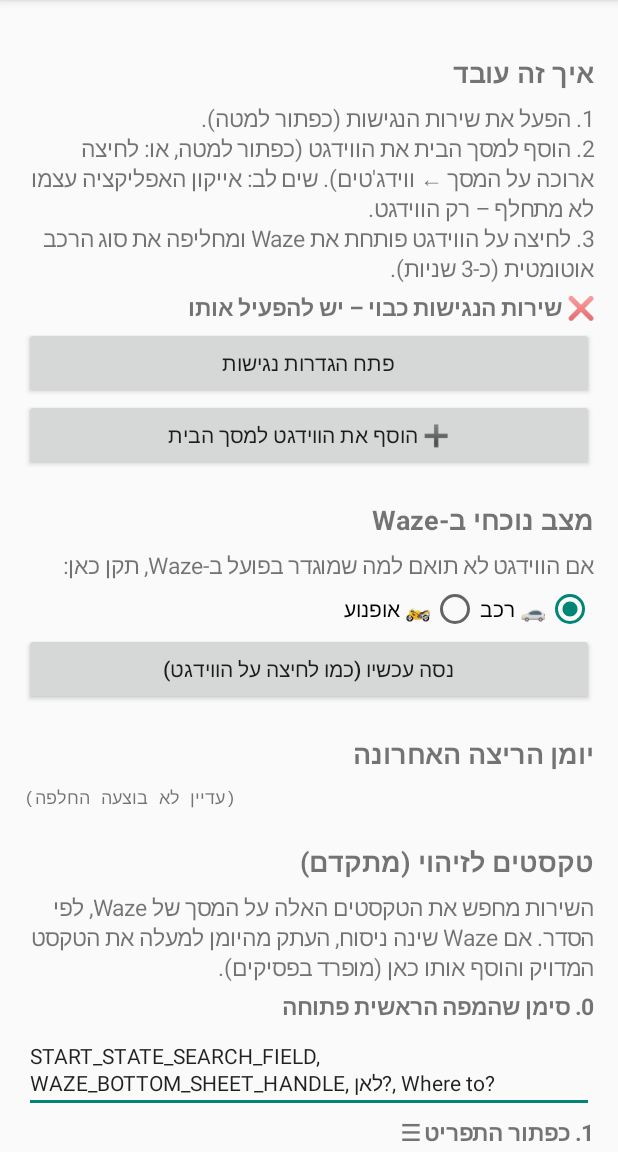
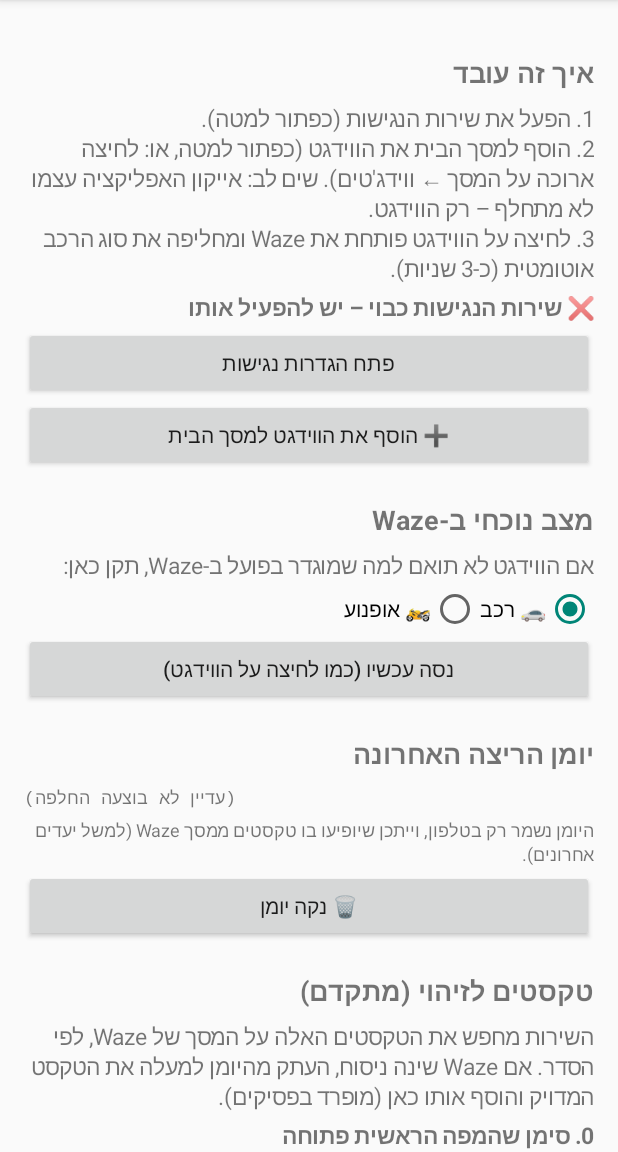
Before and after one commit to saarnetzer/Android-waze-widget-, an Android app: the screen it shows after launch (MainActivity), on a phone screen of 412 x 824 dp, the part 84-1236 px from its top. Run offline under Robolectric (Android 15) with nearby library versions, the phone set to English and light mode, and no system bars.

Commit message:
Security hardening from an end-to-end review
App:
- Never read another app's screen: the 'gave up returning to map' log line
  read rootInActiveWindow without checking it was Waze.
- Only dispatch tap gestures while Waze is in front, so a fallback tap can't
  land on another app if focus changed.
- Drop flagRetrieveInteractiveWindows (unused).
- Disable backup / device transfer of prefs: the run log can contain text
  from Waze's screen such as recent destinations. Add a 'clear log' button.
- Fix lint ResourceType errors (hard-coded view ids).

CI:
- checkout with persist-credentials: false.
- Delete the decoded keystore right after the build, so later steps
  (including third-party actions) can't read it.

Docs: publish the signing certificate's SHA-256 fingerprint.

Co-Authored-By: Claude Opus 5.5 <noreply@anthropic.com>
Claude-Session: https://claude.ai/code/session_01K3Wq3F5BXYMfWHSxYfJDY7

```diff
--- a/app/src/main/AndroidManifest.xml
+++ b/app/src/main/AndroidManifest.xml
@@ -7,7 +7,9 @@
     </queries>
 
     <application
-        android:allowBackup="true"
+        android:allowBackup="false"
+        android:dataExtractionRules="@xml/data_extraction_rules"
+        android:fullBackupContent="false"
         android:icon="@mipmap/ic_launcher"
         android:label="@string/app_name"
         android:supportsRtl="true"
--- a/app/src/main/java/com/wazetoggle/MainActivity.kt
+++ b/app/src/main/java/com/wazetoggle/MainActivity.kt
@@ -23,6 +23,8 @@ class MainActivity : Activity() {
     private lateinit var modeGroup: RadioGroup
     private lateinit var logView: TextView
     private val labelFields = mutableMapOf<Step, EditText>()
+    private val carId = View.generateViewId()
+    private val motoId = View.generateViewId()
 
     override fun onCreate(savedInstanceState: Bundle?) {
         super.onCreate(savedInstanceState)
@@ -56,10 +58,10 @@ class MainActivity : Activity() {
         col.addView(text("אם הווידגט לא תואם למה שמוגדר בפועל ב-Waze, תקן כאן:"))
         modeGroup = RadioGroup(this).apply {
             orientation = RadioGroup.HORIZONTAL
-            addView(RadioButton(context).apply { id = 1; text = "🚗 רכב" })
-            addView(RadioButton(context).apply { id = 2; text = "🏍️ אופנוע" })
+            addView(RadioButton(context).apply { id = carId; text = "🚗 רכב" })
+            addView(RadioButton(context).apply { id = motoId; text = "🏍️ אופנוע" })
             setOnCheckedChangeListener { _, id ->
-                prefs.mode = if (id == 2) Mode.MOTO else Mode.CAR
+                prefs.mode = if (id == motoId) Mode.MOTO else Mode.CAR
                 VehicleWidgetProvider.updateAll(this@MainActivity)
             }
         }
@@ -69,6 +71,11 @@ class MainActivity : Activity() {
         col.addView(header("יומן הריצה האחרונה"))
         logView = text("").apply { textSize = 12f; typeface = Typeface.MONOSPACE; textDirection = View.TEXT_DIRECTION_LTR }
         col.addView(logView)
+        col.addView(text("היומן נשמר רק בטלפון, וייתכן שיופיעו בו טקסטים ממסך Waze (למשל יעדים אחרונים).").apply { textSize = 12f })
+        col.addView(button("🗑️ נקה יומן") {
+            prefs.lastLog = ""
+            logView.text = "(היומן נוקה)"
+        })
 
         col.addView(header("טקסטים לזיהוי (מתקדם)"))
         col.addView(text(
@@ -97,7 +104,7 @@ class MainActivity : Activity() {
         super.onResume()
         val on = WazeAccessibilityService.instance != null
         status.text = if (on) "✅ שירות הנגישות פעיל" else "❌ שירות הנגישות כבוי – יש להפעיל אותו"
-        modeGroup.check(if (prefs.mode == Mode.MOTO) 2 else 1)
+        modeGroup.check(if (prefs.mode == Mode.MOTO) motoId else carId)
         logView.text = prefs.lastLog.ifBlank { "(עדיין לא בוצעה החלפה)" }
         VehicleWidgetProvider.updateAll(this)
     }
--- a/app/src/main/res/xml/accessibility_config.xml
+++ b/app/src/main/res/xml/accessibility_config.xml
@@ -2,7 +2,7 @@
 <accessibility-service xmlns:android="http://schemas.android.com/apk/res/android"
     android:accessibilityEventTypes="typeWindowStateChanged|typeWindowContentChanged"
     android:accessibilityFeedbackType="feedbackGeneric"
-    android:accessibilityFlags="flagReportViewIds|flagRetrieveInteractiveWindows|flagIncludeNotImportantViews"
+    android:accessibilityFlags="flagReportViewIds|flagIncludeNotImportantViews"
     android:canPerformGestures="true"
     android:canRetrieveWindowContent="true"
     android:description="@string/accessibility_description"
```
Also changed, not shown: app/src/main/java/com/wazetoggle/WazeAccessibilityService.kt (+8 -1 lines), app/src/main/res/xml/data_extraction_rules.xml (added, +10 -0 lines), 2 other files.
